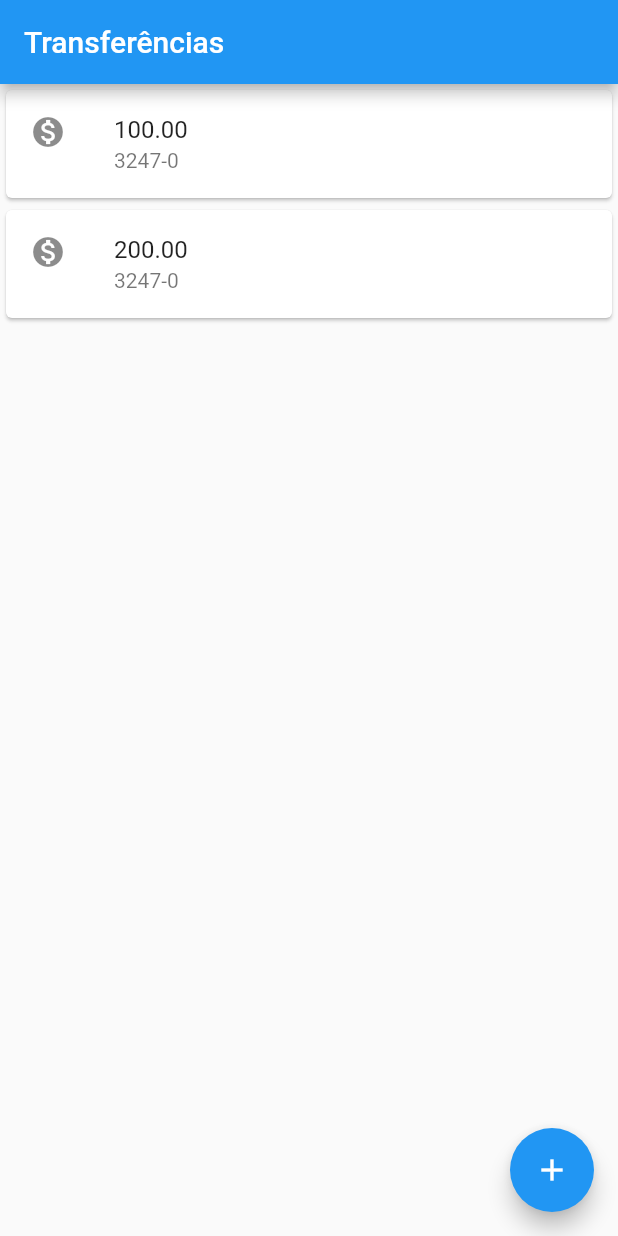
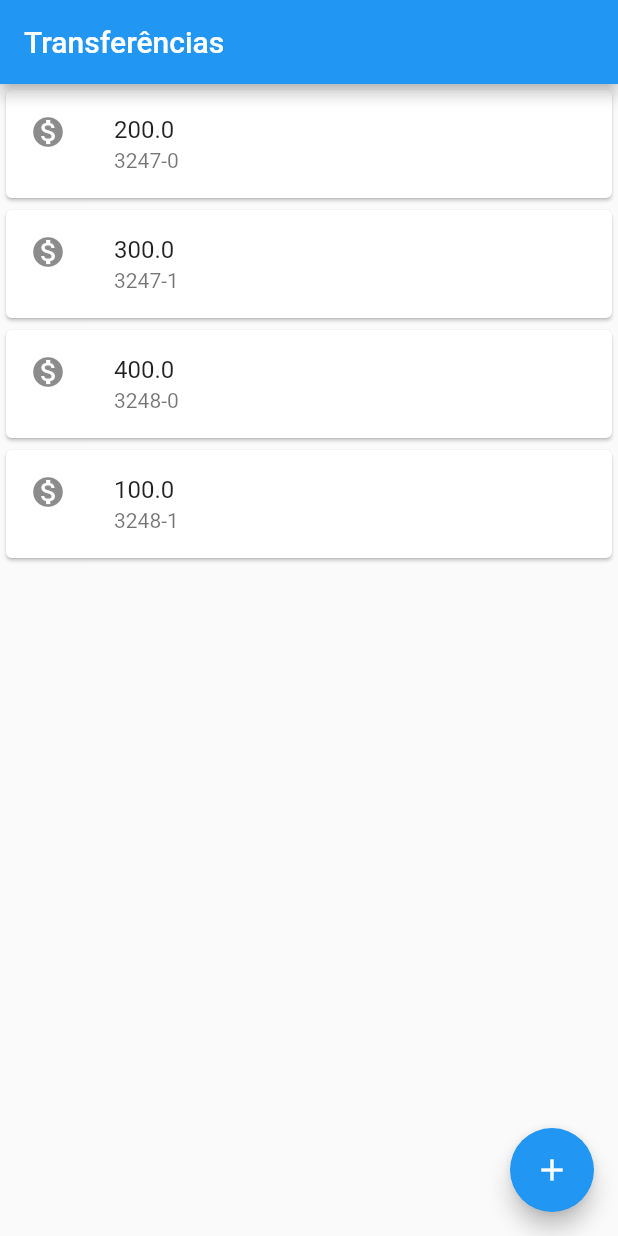
Before and after one commit to brunocheles/Alura, a Flutter app: the screen it shows after launch, on a phone screen of 412 x 824 dp. Run offline on Flutter 3.47's test engine with Material 2 defaults, Android fonts, the phone set to English and light mode, and no system bars.

Commit message:
Continuação curso Flutter

```diff
--- a/Projeto_ByteBank/lib/main.dart
+++ b/Projeto_ByteBank/lib/main.dart
@@ -6,24 +6,7 @@ void main() {
       appBar: AppBar(
         title: Text('Transferências'),
       ),
-      body: Column(
-        children: <Widget>[
-          Card(
-            child: ListTile(
-              leading: Icon(Icons.monetization_on),
-              title: Text('100.00'),
-              subtitle: Text('3247-0'),
-            ),
-          ),
-          Card(
-            child: ListTile(
-              leading: Icon(Icons.monetization_on),
-              title: Text('200.00'),
-              subtitle: Text('3247-0'),
-            ),
-          ),
-        ],
-      ),
+      body: ListaTransferencias(),
       floatingActionButton: FloatingActionButton(
         child: Icon(Icons.add),
         onPressed: () {},
@@ -31,3 +14,41 @@ void main() {
     ),
   ));
 }
+class ListaTransferencias extends StatelessWidget {
+  @override
+  Widget build(BuildContext context) {
+    // TODO: implement build
+    return Column(
+      children: <Widget>[
+        ItemTransferencia(Transferencia(200.0,'3247-0')),
+        ItemTransferencia(Transferencia(300.0,'3247-1')),
+        ItemTransferencia(Transferencia(400.0,'3248-0')),
+        ItemTransferencia(Transferencia(100.0,'3248-1')),
+      ],
+    );
+  }
+}
+class ItemTransferencia extends StatelessWidget {
+
+  final Transferencia _transferencia;
+
+  ItemTransferencia(this._transferencia);
+
+  @override
+  Widget build(BuildContext context) {
+    // TODO: implement build
+    return Card(
+      child: ListTile(
+        leading: Icon(Icons.monetization_on),
+        title: Text(_transferencia.valor.toString()),
+        subtitle: Text(_transferencia.numeroConta),
+      ),
+    );
+  }
+}
+class Transferencia {
+  final double valor;
+  final String numeroConta;
+
+  Transferencia(this.valor, this.numeroConta);
+}
```
